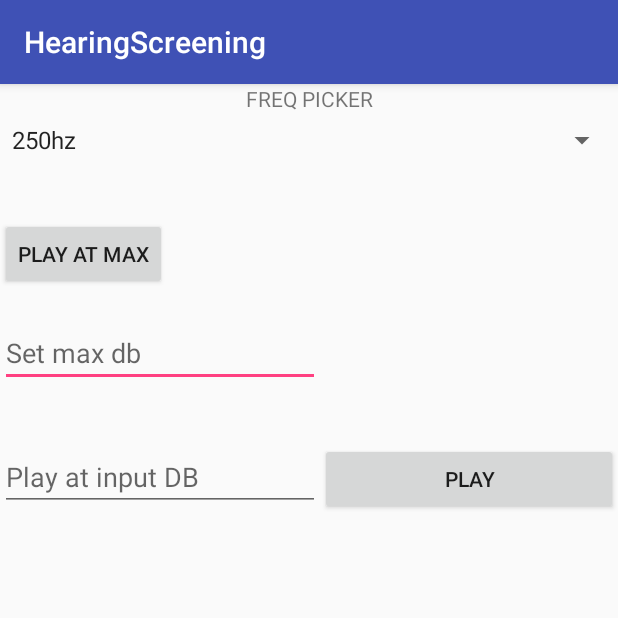
After one commit to ChrisDaBang/CE.BachelorProject, an Android app: the VolumeTestActivity screen opened directly, with no data from a screen before it, on a phone screen of 412 x 824 dp, the top half of it. The commit adds this screen. Run offline under Robolectric (Android 15) with nearby library versions, the phone set to English and light mode, and no system bars.

Commit message:
Test til kalibrering ved Delta

```diff
--- a/app/src/main/AndroidManifest.xml
+++ b/app/src/main/AndroidManifest.xml
@@ -27,7 +27,8 @@
         <activity android:name=".activities.DBTestActivity" />
         <activity android:name=".activities.CalibrateCheckActivity" />
         <activity android:name=".activities.CalibrateActivity" />
-        <activity android:name=".activities.UserBarchartActivity"></activity>
+        <activity android:name=".activities.UserBarchartActivity" />
+        <activity android:name=".activities.VolumeTestActivity"></activity>
     </application>
 
 </manifest>
--- a/app/src/main/java/student/sdu/hearingscreening/activities/SettingsActivity.java
+++ b/app/src/main/java/student/sdu/hearingscreening/activities/SettingsActivity.java
@@ -26,6 +26,16 @@ public class SettingsActivity extends AppCompatActivity {
                 SettingsActivity.this.finish();
             }
         });
+        btn = (Button) findViewById(R.id.btn_volumetest);
+        btn.setOnClickListener(new View.OnClickListener() {
+            @Override
+            public void onClick(View v)
+            {
+                Intent mainIntent = new Intent(getApplicationContext(), VolumeTestActivity.class);
+                SettingsActivity.this.startActivity(mainIntent);
+                SettingsActivity.this.finish();
+            }
+        });
     }
 
     @Override
--- /dev/null
+++ b/app/src/main/java/student/sdu/hearingscreening/activities/VolumeTestActivity.java
@@ -0,0 +1,127 @@
+package student.sdu.hearingscreening.activities;
+
+import android.media.MediaPlayer;
+import android.support.v7.app.AppCompatActivity;
+import android.os.Bundle;
+import android.view.View;
+import android.widget.AdapterView;
+import android.widget.ArrayAdapter;
+import android.widget.Button;
+import android.widget.EditText;
+import android.widget.Spinner;
+
+import student.sdu.hearingscreening.R;
+
+public class VolumeTestActivity extends AppCompatActivity {
+
+    int[] files;
+    int currentFile;
+    MediaPlayer mp;
+    EditText dbMax;
+    EditText dbInput;
+
+    @Override
+    protected void onCreate(Bundle savedInstanceState) {
+        super.onCreate(savedInstanceState);
+        setContentView(R.layout.activity_volume_test);
+        setupTracks();
+        setupFreqPicker();
+        setupPlayButtons();
+        dbMax =(EditText) findViewById(R.id.et_max);
+        dbInput = (EditText) findViewById(R.id.et_inputdb);
+    }
+
+
+    private void setupTracks() {
+        files = new int[8];
+        files[0] = R.raw.twohundredfifty;
+        files[1] = R.raw.fivehundred;
+        files[2] = R.raw.onek;
+        files[3] = R.raw.twok;
+        files[4] = R.raw.threek;
+        files[5] = R.raw.fourk;
+        files[6] = R.raw.sixk;
+        files[7] = R.raw.eightk;
+    }
+
+
+    private float getAmplitude()
+    {
+        float db;
+        float max;
+        if(dbInput.getText().toString().equals("")) {
+            db = 0;
+        }
+        else {
+            db = Float.parseFloat(dbInput.getText().toString());
+        }
+        if(dbMax.getText().toString().equals("")) {
+            max = 0;
+        }
+        else {
+            max = Float.parseFloat(dbMax.getText().toString());
+        }
+        float amplitude = (float) Math.pow(10,(db - max)/20);
+        return amplitude;
+    }
+
+    private void playSound(int file, float amp)
+    {
+        mp = MediaPlayer.create(VolumeTestActivity.this, files[file]);
+        mp.setVolume(amp, amp);
+        mp.setOnCompletionListener(new MediaPlayer.OnCompletionListener() {
+            @Override
+            public void onCompletion(MediaPlayer mp) {
+                mp.release();
+            }
+        });
+        mp.start();
+    }
+
+    private void setupPlayButtons() {
+        Button but = (Button)findViewById(R.id.btn_playat);
+        Button but2 = (Button)findViewById(R.id.btn_playmax);
+
+        but.setOnClickListener(new View.OnClickListener() {
+            @Override
+            public void onClick(View v) {
+                playSound(currentFile, getAmplitude());
+            }
+        });
+
+        but2.setOnClickListener(new View.OnClickListener() {
+            @Override
+            public void onClick(View v) {
+                playSound(currentFile, 1f);
+            }
+        });
+
+    }
+    private void setupFreqPicker() {
+        String[] fileNames = new String[8];
+        fileNames[0] = "250hz";
+        fileNames[1] = "500hz";
+        fileNames[2] = "1000hz";
+        fileNames[3] = "2000hz";
+        fileNames[4] = "3000hz";
+        fileNames[5] = "4000hz";
+        fileNames[6] = "6000hz";
+        fileNames[7] = "8000hz";
+
+        Spinner spin = (Spinner) findViewById(R.id.spn_freqpicker);
+        ArrayAdapter<String> adapter = new ArrayAdapter<String>(this, android.R.layout.simple_spinner_item, fileNames);
+        adapter.setDropDownViewResource(android.R.layout.simple_spinner_dropdown_item);
+        spin.setAdapter(adapter);
+        spin.setOnItemSelectedListener(new AdapterView.OnItemSelectedListener() {
+            @Override
+            public void onItemSelected(AdapterView<?> parent, View view, int position, long id) {
+                currentFile = position;
+            }
+
+            @Override
+            public void onNothingSelected(AdapterView<?> parent) {
+                //Expand dong
+            }
+        });
+    }
+}
--- a/app/src/main/res/layout/activity_settings.xml
+++ b/app/src/main/res/layout/activity_settings.xml
@@ -27,4 +27,13 @@
         android:layout_alignParentTop="true"
         android:layout_marginTop="25dp"
         android:text="@string/settings_btn_calibrate" />
+
+    <Button
+        android:id="@+id/btn_volumetest"
+        android:layout_width="match_parent"
+        android:layout_height="wrap_content"
+        android:layout_alignParentStart="true"
+        android:layout_alignParentTop="true"
+        android:layout_marginTop="200dp"
+        android:text="Volume Test" />
 </RelativeLayout>
--- /dev/null
+++ b/app/src/main/res/layout/activity_volume_test.xml
@@ -0,0 +1,64 @@
+<?xml version="1.0" encoding="utf-8"?>
+<RelativeLayout xmlns:android="http://schemas.android.com/apk/res/android"
+    xmlns:app="http://schemas.android.com/apk/res-auto"
+    xmlns:tools="http://schemas.android.com/tools"
+    android:layout_width="match_parent"
+    android:layout_height="match_parent"
+    tools:context="student.sdu.hearingscreening.activities.VolumeTestActivity">
+
+    <Spinner
+        android:id="@+id/spn_freqpicker"
+        android:layout_width="match_parent"
+        android:layout_height="wrap_content"
+        android:layout_alignParentStart="true"
+        android:layout_alignParentTop="true"
+        android:layout_marginTop="25dp" />
+
+    <TextView
+        android:id="@+id/tv_freqpicker"
+        android:layout_width="match_parent"
+        android:layout_height="wrap_content"
+        android:layout_alignParentStart="true"
+        android:text="FREQ PICKER"
+        android:textAlignment="center"/>
+
+    <Button
+        android:id="@+id/btn_playmax"
+        android:layout_width="wrap_content"
+        android:layout_height="wrap_content"
+        android:layout_alignParentStart="true"
+        android:layout_below="@+id/spn_freqpicker"
+        android:layout_marginTop="40dp"
+        android:text="PLAY AT MAX" />
+
+    <EditText
+        android:id="@+id/et_max"
+        android:layout_width="wrap_content"
+        android:layout_height="wrap_content"
+        android:layout_alignParentStart="true"
+        android:layout_below="@+id/btn_playmax"
+        android:layout_marginTop="19dp"
+        android:ems="10"
+        android:hint="Set max db"
+        android:inputType="number" />
+
+    <EditText
+        android:id="@+id/et_inputdb"
+        android:layout_width="wrap_content"
+        android:layout_height="wrap_content"
+        android:layout_alignEnd="@+id/et_max"
+        android:layout_below="@+id/et_max"
+        android:layout_marginTop="37dp"
+        android:ems="10"
+        android:hint="Play at input DB"
+        android:inputType="number" />
+
+    <Button
+        android:id="@+id/btn_playat"
+        android:layout_width="wrap_content"
+        android:layout_height="wrap_content"
+        android:layout_alignParentEnd="true"
+        android:layout_alignTop="@+id/et_inputdb"
+        android:layout_toEndOf="@+id/et_inputdb"
+        android:text="PLAY" />
+</RelativeLayout>
```
